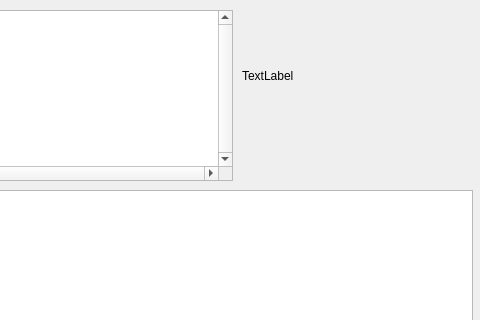
This is gui/sortament_list.ui in pyltsin/Construct as Qt 5 draws it before an edit; both pictures show x 408 to 888 and y 0 to 320 of the 888 by 439 pixel window. The edited form follows.
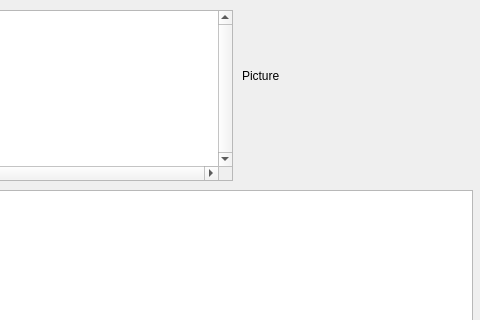
This is the edited form.

Diff of the .ui file:
```diff
--- a/gui/sortament_list.ui
+++ b/gui/sortament_list.ui
@@ -51,7 +51,7 @@
     </rect>
    </property>
    <property name="text">
-    <string>TextLabel</string>
+    <string>Picture</string>
    </property>
   </widget>
   <widget class="QTableWidget" name="view">
```
